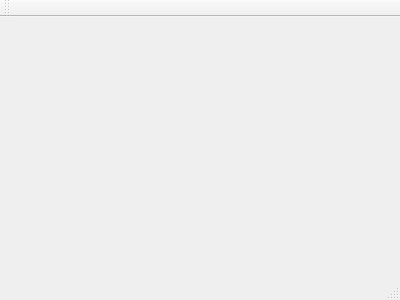
Above: mainwindow.ui from wojciechjmaciejewski/qt before the change. Below: the same form after it.
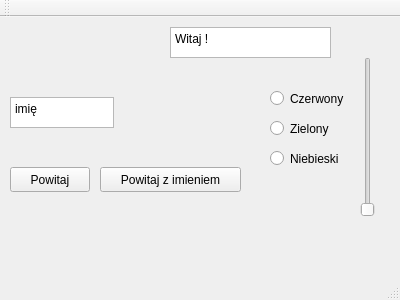
That is the form after the change.

Patch:
```diff
--- a/mainwindow.ui
+++ b/mainwindow.ui
@@ -12,13 +12,141 @@
   <property name="windowTitle" >
    <string>MainWindow</string>
   </property>
-  <widget class="QMenuBar" name="menuBar" />
-  <widget class="QToolBar" name="mainToolBar" />
-  <widget class="QWidget" name="centralWidget" />
-  <widget class="QStatusBar" name="statusBar" />
+  <widget class="QWidget" name="centralWidget">
+   <widget class="QTextEdit" name="textEdit">
+    <property name="geometry">
+     <rect>
+      <x>10</x>
+      <y>80</y>
+      <width>104</width>
+      <height>31</height>
+     </rect>
+    </property>
+    <property name="html">
+     <string>&lt;!DOCTYPE HTML PUBLIC &quot;-//W3C//DTD HTML 4.0//EN&quot; &quot;http://www.w3.org/TR/REC-html40/strict.dtd&quot;&gt;
+&lt;html&gt;&lt;head&gt;&lt;meta name=&quot;qrichtext&quot; content=&quot;1&quot; /&gt;&lt;style type=&quot;text/css&quot;&gt;
+p, li { white-space: pre-wrap; }
+&lt;/style&gt;&lt;/head&gt;&lt;body style=&quot; font-family:'Noto Sans'; font-size:9pt; font-weight:400; font-style:normal;&quot;&gt;
+&lt;p style=&quot; margin-top:0px; margin-bottom:0px; margin-left:0px; margin-right:0px; -qt-block-indent:0; text-indent:0px;&quot;&gt;imię&lt;/p&gt;&lt;/body&gt;&lt;/html&gt;</string>
+    </property>
+   </widget>
+   <widget class="QPushButton" name="pushButton_2">
+    <property name="geometry">
+     <rect>
+      <x>100</x>
+      <y>150</y>
+      <width>141</width>
+      <height>25</height>
+     </rect>
+    </property>
+    <property name="text">
+     <string>Powitaj z imieniem</string>
+    </property>
+   </widget>
+   <widget class="QPushButton" name="pushButton_">
+    <property name="geometry">
+     <rect>
+      <x>10</x>
+      <y>150</y>
+      <width>80</width>
+      <height>25</height>
+     </rect>
+    </property>
+    <property name="text">
+     <string>Powitaj</string>
+    </property>
+   </widget>
+   <widget class="QTextBrowser" name="textBrowser">
+    <property name="geometry">
+     <rect>
+      <x>170</x>
+      <y>10</y>
+      <width>161</width>
+      <height>31</height>
+     </rect>
+    </property>
+    <property name="html">
+     <string>&lt;!DOCTYPE HTML PUBLIC &quot;-//W3C//DTD HTML 4.0//EN&quot; &quot;http://www.w3.org/TR/REC-html40/strict.dtd&quot;&gt;
+&lt;html&gt;&lt;head&gt;&lt;meta name=&quot;qrichtext&quot; content=&quot;1&quot; /&gt;&lt;style type=&quot;text/css&quot;&gt;
+p, li { white-space: pre-wrap; }
+&lt;/style&gt;&lt;/head&gt;&lt;body style=&quot; font-family:'Noto Sans'; font-size:9pt; font-weight:400; font-style:normal;&quot;&gt;
+&lt;p style=&quot; margin-top:0px; margin-bottom:0px; margin-left:0px; margin-right:0px; -qt-block-indent:0; text-indent:0px;&quot;&gt;Witaj !&lt;/p&gt;&lt;/body&gt;&lt;/html&gt;</string>
+    </property>
+   </widget>
+   <widget class="QRadioButton" name="radioButton">
+    <property name="geometry">
+     <rect>
+      <x>270</x>
+      <y>70</y>
+      <width>96</width>
+      <height>23</height>
+     </rect>
+    </property>
+    <property name="text">
+     <string>Czerwony</string>
+    </property>
+   </widget>
+   <widget class="QRadioButton" name="radioButton_2">
+    <property name="geometry">
+     <rect>
+      <x>270</x>
+      <y>100</y>
+      <width>96</width>
+      <height>23</height>
+     </rect>
+    </property>
+    <property name="text">
+     <string>Zielony</string>
+    </property>
+   </widget>
+   <widget class="QRadioButton" name="radioButton_3">
+    <property name="geometry">
+     <rect>
+      <x>270</x>
+      <y>130</y>
+      <width>96</width>
+      <height>23</height>
+     </rect>
+    </property>
+    <property name="text">
+     <string>Niebieski</string>
+    </property>
+   </widget>
+   <widget class="QSlider" name="verticalSlider">
+    <property name="geometry">
+     <rect>
+      <x>360</x>
+      <y>40</y>
+      <width>16</width>
+      <height>160</height>
+     </rect>
+    </property>
+    <property name="orientation">
+     <enum>Qt::Vertical</enum>
+    </property>
+   </widget>
+  </widget>
+  <widget class="QMenuBar" name="menuBar">
+   <property name="geometry">
+    <rect>
+     <x>0</x>
+     <y>0</y>
+     <width>400</width>
+     <height>22</height>
+    </rect>
+   </property>
+  </widget>
+  <widget class="QToolBar" name="mainToolBar">
+   <attribute name="toolBarArea">
+    <enum>TopToolBarArea</enum>
+   </attribute>
+   <attribute name="toolBarBreak">
+    <bool>false</bool>
+   </attribute>
+  </widget>
+  <widget class="QStatusBar" name="statusBar"/>
  </widget>
- <layoutDefault spacing="6" margin="11" />
- <pixmapfunction></pixmapfunction>
+ <layoutdefault spacing="6" margin="11"/>
  <resources/>
  <connections/>
 </ui>
```
Left out of the diff: 7 changed lines with no effect on the pictures.
